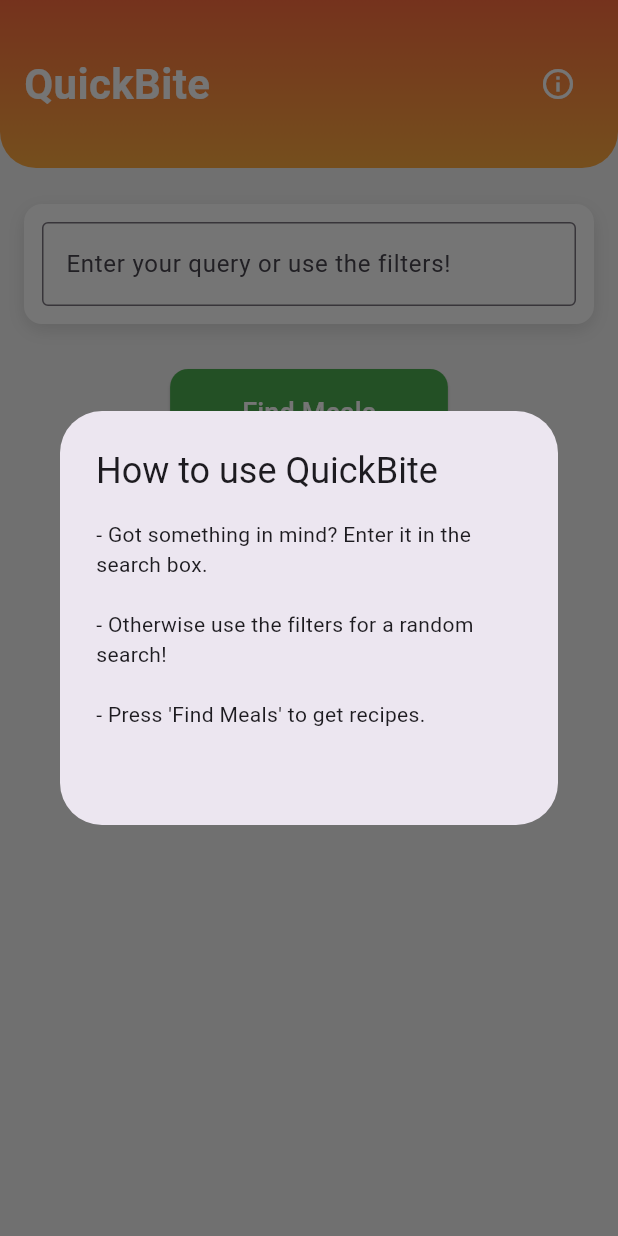
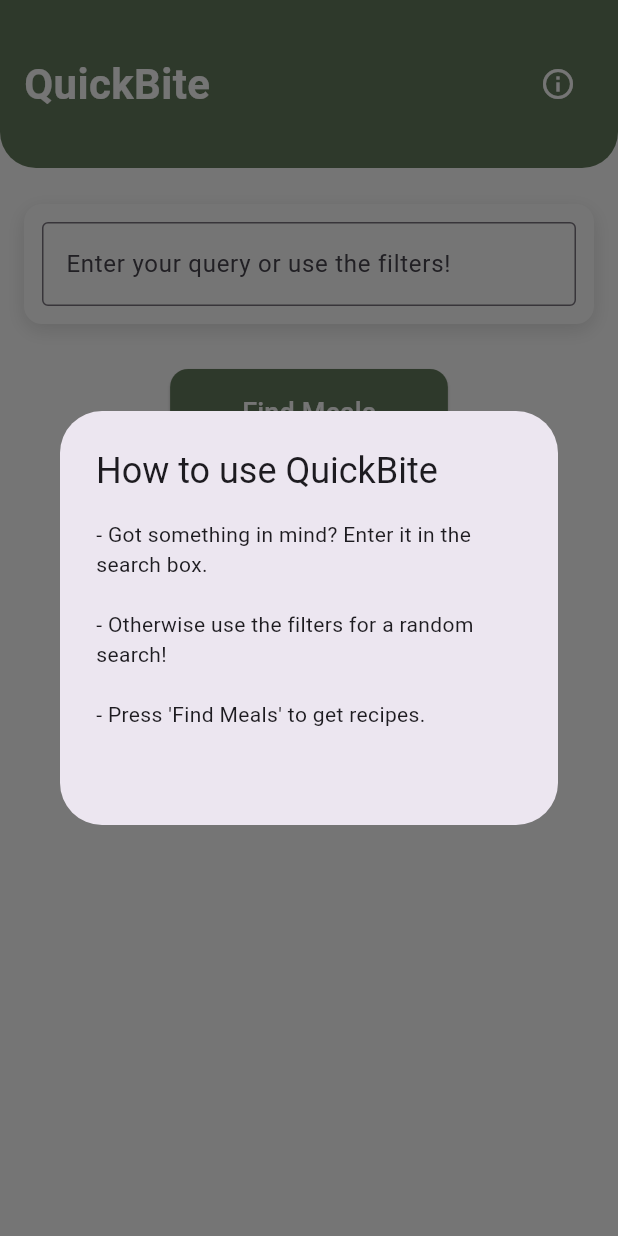
Before and after one commit to vincenzo-ray/quickbite, a Flutter app: the screen it shows after launch, after a tap on the "info outline" icon, on a phone screen of 412 x 824 dp. Run offline on Flutter 3.47's test engine with Material 3 defaults, Android fonts, the phone set to English and light mode, and no system bars; our stand-ins replace flutter_html, go_router, logger, share_plus.

Commit message:
Added sharing recipes and changed color scheme

```diff
--- a/quickbite/lib/main.dart
+++ b/quickbite/lib/main.dart
@@ -1,22 +1,69 @@
 import 'package:flutter/material.dart';
-import 'screens/home_screen.dart'; // Remove the leading `/` from the path
+import 'package:go_router/go_router.dart';
+import 'screens/home_screen.dart';
+import 'screens/recipe_detail_screen.dart';
+import 'services/deep_link_service.dart';
 
-void main() {
-  runApp(const QuickBiteApp()); // Adding 'const' here as per lint suggestion
+// path for the app to handle links
+final router = GoRouter(
+  initialLocation: '/',
+  debugLogDiagnostics: true,
+
+  // handle routes
+  routes: [
+
+    // handle no recipe link
+    GoRoute(
+      path: '/',
+      builder: (context, state) => const HomeScreen(),
+    ),
+
+    // handle recipe link
+    GoRoute(
+      path: '/recipe/:id',
+      name: 'recipe',
+      builder: (context, state) {
+        final recipeId = int.parse(state.pathParameters['id']!);
+        return RecipeDetailsScreen(
+          recipeId: recipeId,
+          title: 'Recipe Details', // TODO: get title from backend?
+        );
+      },
+    ),
+  ],
+
+  // error handling
+  errorBuilder: (context, state) => Scaffold(
+    body: Center(
+      child: Text('Navigation error: ${state.error}'),
+    ),
+  ),
+);
+
+void main() async {
+  WidgetsFlutterBinding.ensureInitialized();
+
+  try {
+    await DeepLinkService.initUniLinks(router);
+  } catch (e) {
+    debugPrint('Deep linking initialization failed: $e'); // handle error
+  }
+
+  runApp(const QuickBiteApp());
 }
 
 class QuickBiteApp extends StatelessWidget {
-  const QuickBiteApp({super.key}); // Add key parameter
+  const QuickBiteApp({super.key});
 
   @override
   Widget build(BuildContext context) {
-    return MaterialApp(
+    return MaterialApp.router(
+      routerConfig: router,
       title: 'QuickBite',
       theme: ThemeData(
         primarySwatch: Colors.orange,
         visualDensity: VisualDensity.adaptivePlatformDensity,
       ),
-      home: const HomeScreen(), // Adding 'const' to HomeScreen as suggested
     );
   }
 }
--- a/quickbite/lib/screens/home_screen.dart
+++ b/quickbite/lib/screens/home_screen.dart
@@ -51,14 +51,14 @@ class HomeScreenState extends State<HomeScreen> {
   @override
   Widget build(BuildContext context) {
     return Scaffold(
-      backgroundColor: Colors.grey[100], // Light background for a modern look
+      backgroundColor: Colors.white,
       body: ListView(
         children: [
           Container(
             padding: const EdgeInsets.symmetric(horizontal: 16, vertical: 32),
             decoration: const BoxDecoration(
               gradient: LinearGradient(
-                colors: [Colors.deepOrangeAccent, Colors.orangeAccent],
+                colors: [Color(0xFF657D5D), Color(0xFF657D5D)],
                 begin: Alignment.topCenter,
                 end: Alignment.bottomCenter,
               ),
@@ -123,7 +123,7 @@ class HomeScreenState extends State<HomeScreen> {
                 ElevatedButton(
                   onPressed: _findMeals,
                   style: ElevatedButton.styleFrom(
-                    backgroundColor: Colors.green,
+                    backgroundColor: const Color(0xFF657D5D),
                     padding: const EdgeInsets.symmetric(horizontal: 48, vertical: 16),
                     shape: RoundedRectangleBorder(
                       borderRadius: BorderRadius.circular(12),
@@ -138,7 +138,7 @@ class HomeScreenState extends State<HomeScreen> {
                 ElevatedButton(
                   onPressed: _openFilterScreen,
                   style: ElevatedButton.styleFrom(
-                    backgroundColor: Colors.orange,
+                    backgroundColor: const Color(0xFFDE8E3F),
                     padding: const EdgeInsets.symmetric(horizontal: 48, vertical: 16),
                     shape: RoundedRectangleBorder(
                       borderRadius: BorderRadius.circular(12),
--- a/quickbite/lib/screens/recipe_results_screen.dart
+++ b/quickbite/lib/screens/recipe_results_screen.dart
@@ -10,7 +10,7 @@ class RecipeResultsScreen extends StatelessWidget {
 
   Future<List<Recipe>> _fetchRecipes() async {
     final recipes = await ApiService.searchRecipesComplex(
-      query: filters['query'] ?? '',
+      query: filters['query'],
       cuisine: filters['cuisine'],
       diet: filters['diet'],
       intolerances: filters['intolerances'],
@@ -39,10 +39,10 @@ class RecipeResultsScreen extends StatelessWidget {
   @override
   Widget build(BuildContext context) {
     return Scaffold(
-      backgroundColor: Colors.grey[100], // Light background for contrast
+      backgroundColor: Colors.white,
       appBar: AppBar(
         title: const Text("Recipe Results"),
-        backgroundColor: Colors.orangeAccent,
+        backgroundColor: const Color(0xFF657D5D),
       ),
       body: FutureBuilder<List<Recipe>>(
         future: _fetchRecipes(),
--- a/quickbite/lib/services/api_services.dart
+++ b/quickbite/lib/services/api_services.dart
@@ -196,7 +196,7 @@ class ApiService {
 
   // Search recipes using the complex search endpoint
   static Future<List<Recipe>> searchRecipesComplex({
-    required String query,
+    String? query,
     String? cuisine,
     String? diet,
     String? intolerances,
@@ -218,7 +218,7 @@ class ApiService {
 
     final queryParameters = {
       'apiKey': apiKey,
-      'query': query,
+      if (query != null && query.isNotEmpty) 'query': query,
       if (cuisine != null && cuisine.isNotEmpty) 'cuisine': cuisine,
       if (diet != null && diet.isNotEmpty) 'diet': diet,
       if (intolerances != null && intolerances.isNotEmpty) 'intolerances': intolerances,
--- a/quickbite/pubspec.yaml
+++ b/quickbite/pubspec.yaml
@@ -34,6 +34,9 @@ dependencies:
   wakelock_plus: any
   flutter:
     sdk: flutter
+  share_plus: ^7.2.1
+  app_links: ^3.5.0
+  go_router: ^14.6.1
 
 
   # The following adds the Cupertino Icons font to your application.
```
Also changed, not shown: quickbite/lib/screens/recipe_detail_screen.dart (+27 -0 lines), quickbite/pubspec.lock, 9 other files.
